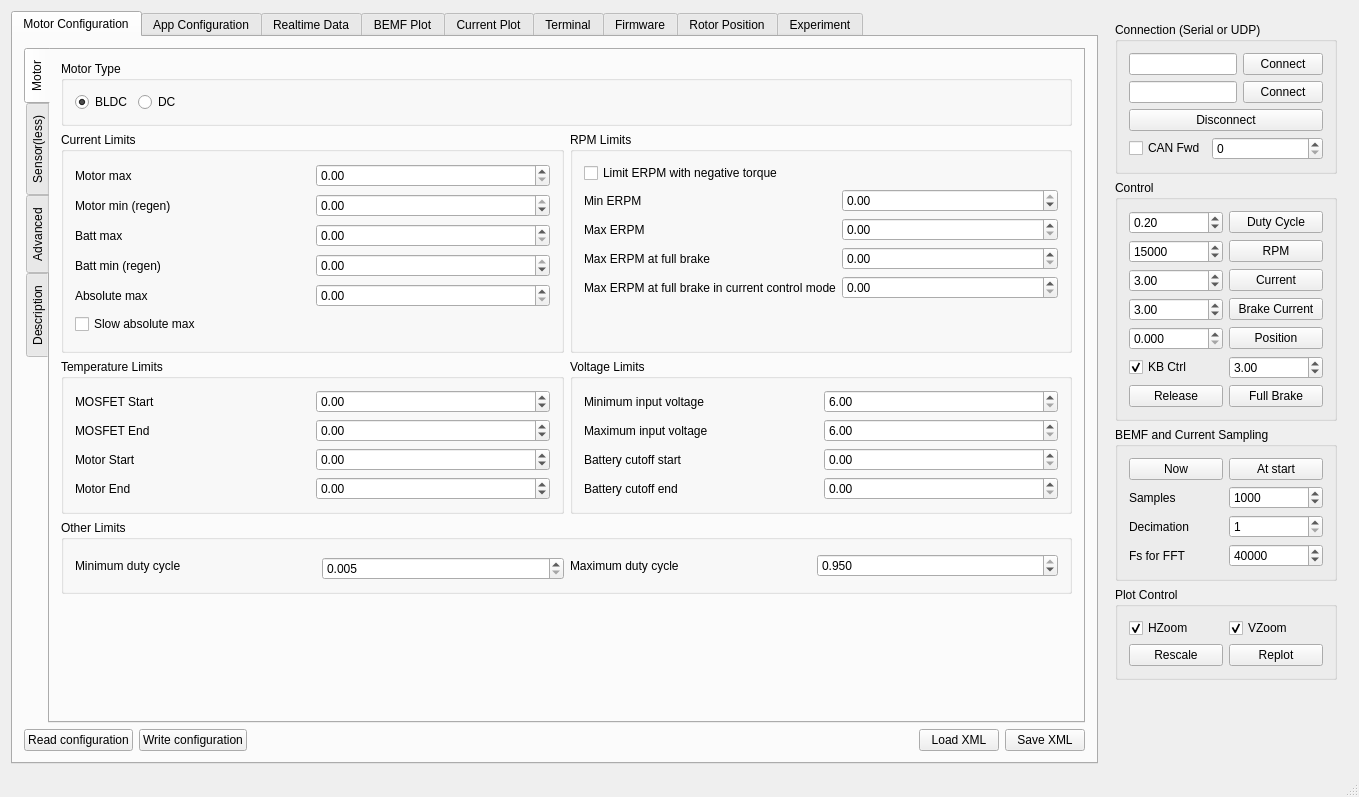
Old version of the form mainwindow.ui in the repository vedderb/bldc-tool.
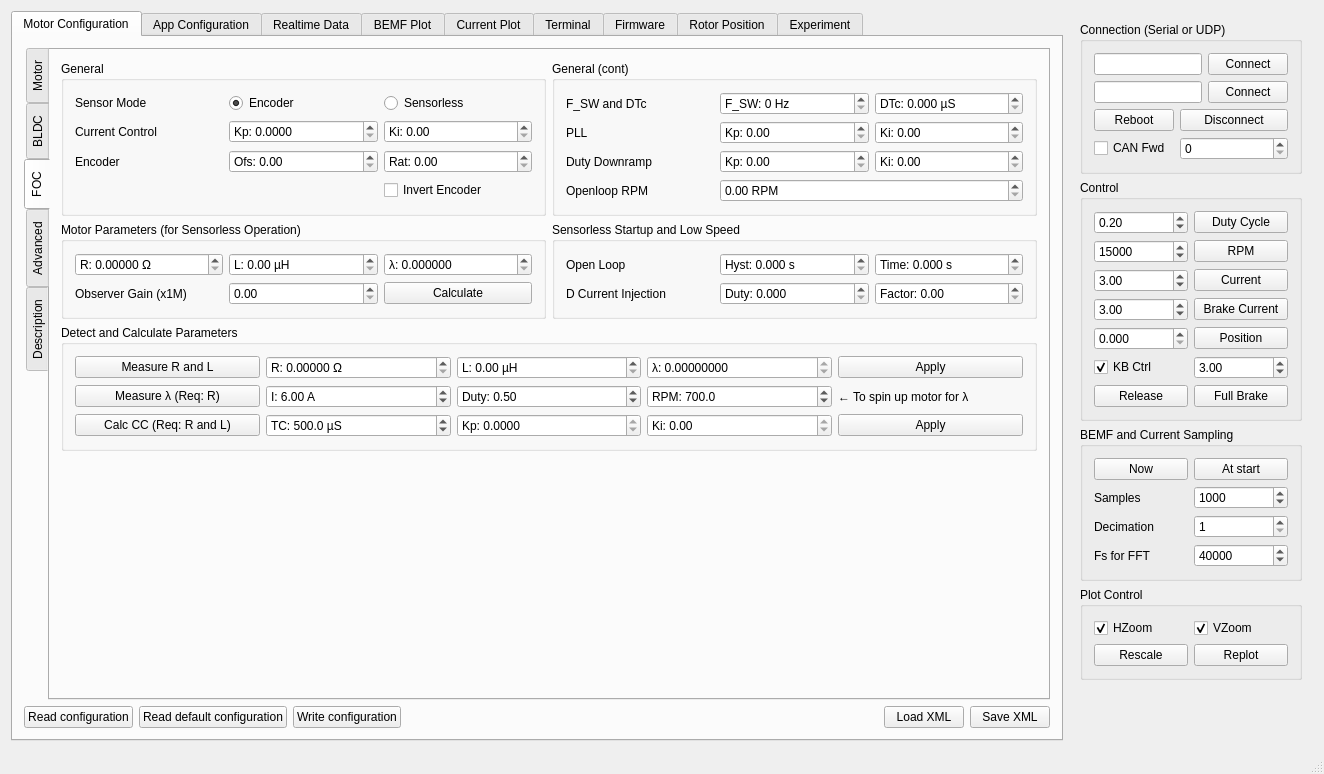
New version of the form. The open tabs and pages were chosen to show the change. Custom widgets are drawn as their Qt base class.

```diff
--- a/mainwindow.ui
+++ b/mainwindow.ui
@@ -6,8 +6,8 @@
    <rect>
     <x>0</x>
     <y>0</y>
-    <width>1359</width>
-    <height>797</height>
+    <width>1324</width>
+    <height>771</height>
    </rect>
   </property>
   <property name="sizePolicy">
@@ -126,6 +126,9 @@
                      </item>
                      <item row="3" column="1">
                       <widget class="QDoubleSpinBox" name="mcconfLimCurrentInMinBox">
+                       <property name="suffix">
+                        <string> A</string>
+                       </property>
                        <property name="minimum">
                         <double>-200.000000000000000</double>
                        </property>
@@ -150,6 +153,9 @@
                      </item>
                      <item row="4" column="1">
                       <widget class="QDoubleSpinBox" name="mcconfLimCurrentAbsMaxBox">
+                       <property name="suffix">
+                        <string> A</string>
+                       </property>
                        <property name="maximum">
                         <double>240.000000000000000</double>
                        </property>
@@ -157,6 +163,9 @@
                      </item>
                      <item row="1" column="1">
                       <widget class="QDoubleSpinBox" name="mcconfLimCurrentMinBox">
+                       <property name="suffix">
+                        <string> A</string>
+                       </property>
                        <property name="minimum">
                         <double>-200.000000000000000</double>
                        </property>
@@ -167,6 +176,9 @@
                      </item>
                      <item row="2" column="1">
                       <widget class="QDoubleSpinBox" name="mcconfLimCurrentInMaxBox">
+                       <property name="suffix">
+                        <string> A</string>
+                       </property>
                        <property name="maximum">
                         <double>200.000000000000000</double>
                        </property>
@@ -181,6 +193,9 @@
                      </item>
                      <item row="0" column="1">
                       <widget class="QDoubleSpinBox" name="mcconfLimCurrentMaxBox">
+                       <property name="suffix">
+                        <string> A</string>
+                       </property>
                        <property name="maximum">
                         <double>200.000000000000000</double>
                        </property>
@@ -207,7 +222,7 @@
                    </sizepolicy>
                   </property>
                   <property name="title">
-                   <string>RPM Limits</string>
+                   <string>RPM Limits (BLDC Only)</string>
                   </property>
                   <layout class="QHBoxLayout" name="horizontalLayout_19">
                    <item>
@@ -323,6 +338,9 @@
                    </item>
                    <item row="0" column="1">
                     <widget class="QDoubleSpinBox" name="mcconfLimTempFetStartBox">
+                     <property name="suffix">
+                      <string> °C</string>
+                     </property>
                      <property name="minimum">
                       <double>-100.000000000000000</double>
                      </property>
@@ -343,6 +361,9 @@
                    </item>
                    <item row="1" column="1">
                     <widget class="QDoubleSpinBox" name="mcconfLimTempFetEndBox">
+                     <property name="suffix">
+                      <string> °C</string>
+                     </property>
                      <property name="minimum">
                       <double>-100.000000000000000</double>
                      </property>
@@ -363,6 +384,9 @@
                    </item>
                    <item row="2" column="1">
                     <widget class="QDoubleSpinBox" name="mcconfLimTempMotorStartBox">
+                     <property name="suffix">
+                      <string> °C</string>
+                     </property>
                      <property name="minimum">
                       <double>-100.000000000000000</double>
                      </property>
@@ -383,6 +407,9 @@
                    </item>
                    <item row="3" column="1">
                     <widget class="QDoubleSpinBox" name="mcconfLimTempMotorEndBox">
+                     <property name="suffix">
+                      <string> °C</string>
+                     </property>
                      <property name="minimum">
                       <double>-100.000000000000000</double>
                      </property>
@@ -428,6 +455,9 @@
                      </item>
                      <item row="0" column="1">
                       <widget class="QDoubleSpinBox" name="mcconfLimMinVinBox">
+                       <property name="suffix">
+                        <string> V</string>
+                       </property>
                        <property name="minimum">
                         <double>6.000000000000000</double>
                        </property>
@@ -438,6 +468,9 @@
                      </item>
                      <item row="1" column="1">
                       <widget class="QDoubleSpinBox" name="mcconfLimMaxVinBox">
+                       <property name="suffix">
+                        <string> V</string>
+                       </property>
                        <property name="minimum">
                         <double>6.000000000000000</double>
                        </property>
@@ -454,10 +487,18 @@
                       </widget>
                      </item>
                      <item row="2" column="1">
-                      <widget class="QDoubleSpinBox" name="mcconfLimBatteryCutStartBox"/>
+                      <widget class="QDoubleSpinBox" name="mcconfLimBatteryCutStartBox">
+                       <property name="suffix">
+                        <string> V</string>
+                       </property>
+                      </widget>
                      </item>
                      <item row="3" column="1">
-                      <widget class="QDoubleSpinBox" name="mcconfLimBatteryCutEndBox"/>
+                      <widget class="QDoubleSpinBox" name="mcconfLimBatteryCutEndBox">
+                       <property name="suffix">
+                        <string> V</string>
+                       </property>
+                      </widget>
                      </item>
                     </layout>
                    </item>
@@ -541,7 +582,7 @@
             </widget>
             <widget class="QWidget" name="tab_13">
              <attribute name="title">
-              <string>Sensor(less)</string>
+              <string>BLDC</string>
              </attribute>
              <layout class="QVBoxLayout" name="verticalLayout_27">
               <item>
@@ -1072,6 +1113,684 @@
               </item>
              </layout>
             </widget>
+            <widget class="QWidget" name="tab_24">
+             <attribute name="title">
+              <string>FOC</string>
+             </attribute>
+             <layout class="QVBoxLayout" name="verticalLayout_29">
+              <item>
+               <layout class="QGridLayout" name="gridLayout_43">
+                <item row="1" column="0">
+                 <widget class="QGroupBox" name="groupBox_40">
+                  <property name="title">
+                   <string>Motor Parameters (for Sensorless Operation)</string>
+                  </property>
+                  <layout class="QGridLayout" name="gridLayout_41">
+                   <item row="4" column="1">
+                    <widget class="QDoubleSpinBox" name="mcconfFocObserverGainBox">
+                     <property name="maximum">
+                      <double>100000.000000000000000</double>
+                     </property>
+                     <property name="singleStep">
+                      <double>1.000000000000000</double>
+                     </property>
+                    </widget>
+                   </item>
+                   <item row="4" column="0">
+                    <widget class="QLabel" name="label_98">
+                     <property name="text">
+                      <string>Observer Gain (x1M)</string>
+                     </property>
+                    </widget>
+                   </item>
+                   <item row="4" column="2">
+                    <widget class="QPushButton" name="mcconfFocObserverGainCalcButton">
+                     <property name="text">
+                      <string>Calculate</string>
+                     </property>
+                    </widget>
+                   </item>
+                   <item row="1" column="0">
+                    <widget class="QDoubleSpinBox" name="mcconfFocMotorRBox">
+                     <property name="prefix">
+                      <string>R: </string>
+                     </property>
+                     <property name="suffix">
+                      <string> Ω</string>
+                     </property>
+                     <property name="decimals">
+                      <number>5</number>
+                     </property>
+                     <property name="maximum">
+                      <double>1000.000000000000000</double>
+                     </property>
+                     <property name="singleStep">
+                      <double>0.001000000000000</double>
+                     </property>
+                    </widget>
+                   </item>
+                   <item row="1" column="1">
+                    <widget class="QDoubleSpinBox" name="mcconfFocMotorLBox">
+                     <property name="prefix">
+                      <string>L: </string>
+                     </property>
+                     <property name="suffix">
+                      <string> µH</string>
+                     </property>
+                     <property name="decimals">
+                      <number>2</number>
+                     </property>
+                     <property name="maximum">
+                      <double>1000000.000000000000000</double>
+                     </property>
+                    </widget>
+                   </item>
+                   <item row="1" column="2">
+                    <widget class="QDoubleSpinBox" name="mcconfFocMotorLinkageBox">
+                     <property name="prefix">
+                      <string>λ: </string>
+                     </property>
+                     <property name="decimals">
+                      <number>6</number>
+                     </property>
+                     <property name="maximum">
+                      <double>1000.000000000000000</double>
+                     </property>
+                     <property name="singleStep">
+                      <double>0.000100000000000</double>
+                     </property>
+                    </widget>
+                   </item>
+                  </layout>
+                 </widget>
+                </item>
+                <item row="1" column="1">
+                 <widget class="QGroupBox" name="groupBox_43">
+                  <property name="title">
+                   <string>Sensorless Startup and Low Speed</string>
+                  </property>
+                  <layout class="QGridLayout" name="gridLayout_44">
+                   <item row="1" column="2">
+                    <widget class="QDoubleSpinBox" name="mcconfFocDCurrentFactorBox">
+                     <property name="toolTip">
+                      <string>&lt;html&gt;&lt;head/&gt;&lt;body&gt;&lt;p&gt;The maximum factor between the D axis and Q axis current.&lt;/p&gt;&lt;/body&gt;&lt;/html&gt;</string>
+                     </property>
+                     <property name="prefix">
+                      <string>Factor: </string>
+                     </property>
+                     <property name="singleStep">
+                      <double>0.100000000000000</double>
+                     </property>
+                    </widget>
+                   </item>
+                   <item row="0" column="1">
+                    <widget class="QDoubleSpinBox" name="mcconfFocSlOpenloopHystBox">
+                     <property name="toolTip">
+                      <string>&lt;html&gt;&lt;head/&gt;&lt;body&gt;&lt;p&gt;If the filtered RPM has been below openloop RPM for this amount of time, the motor will rotate in open loop with openloop RPM.&lt;/p&gt;&lt;/body&gt;&lt;/html&gt;</string>
+                     </property>
+                     <property name="prefix">
+                      <string>Hyst: </string>
+                     </property>
+                     <property name="suffix">
+                      <string> s</string>
+                     </property>
+                     <property name="decimals">
+                      <number>3</number>
+                     </property>
+                     <property name="maximum">
+                      <double>200.000000000000000</double>
+                     </property>
+                     <property name="singleStep">
+                      <double>0.100000000000000</double>
+                     </property>
+                    </widget>
+                   </item>
+                   <item row="0" column="0">
+                    <widget class="QLabel" name="label_105">
+                     <property name="text">
+                      <string>Open Loop</string>
+                     </property>
+                    </widget>
+                   </item>
+                   <item row="1" column="0">
+                    <widget class="QLabel" name="label_107">
+                     <property name="text">
+                      <string>D Current Injection</string>
+                     </property>
+                    </widget>
+                   </item>
+                   <item row="1" column="1">
+                    <widget class="QDoubleSpinBox" name="mcconfFocDCurrentDutyBox">
+                     <property name="toolTip">
+                      <string>&lt;html&gt;&lt;head/&gt;&lt;body&gt;&lt;p&gt;Inject D axis current below this duty cycle.&lt;/p&gt;&lt;/body&gt;&lt;/html&gt;</string>
+                     </property>
+                     <property name="prefix">
+                      <string>Duty: </string>
+                     </property>
+                     <property name="decimals">
+                      <number>3</number>
+                     </property>
+                     <property name="maximum">
+                      <double>1.000000000000000</double>
+                     </property>
+                     <property name="singleStep">
+                      <double>0.010000000000000</double>
+                     </property>
+                    </widget>
+                   </item>
+                   <item row="0" column="2">
+                    <widget class="QDoubleSpinBox" name="mcconfFocSlOpenloopTimeBox">
+                     <property name="toolTip">
+                      <string>&lt;html&gt;&lt;head/&gt;&lt;body&gt;&lt;p&gt;Time to remain in open loop before entering closed loop.&lt;/p&gt;&lt;/body&gt;&lt;/html&gt;</string>
+                     </property>
+                     <property name="prefix">
+                      <string>Time: </string>
+                     </property>
+                     <property name="suffix">
+                      <string> s</string>
+                     </property>
+                     <property name="decimals">
+                      <number>3</number>
+                     </property>
+                     <property name="maximum">
+                      <double>200.000000000000000</double>
+                     </property>
+                     <property name="singleStep">
+                      <double>0.100000000000000</double>
+                     </property>
+                    </widget>
+                   </item>
+                  </layout>
+                 </widget>
+                </item>
+                <item row="0" column="1">
+                 <widget class="QGroupBox" name="groupBox_41">
+                  <property name="title">
+                   <string>General (cont)</string>
+                  </property>
+                  <layout class="QGridLayout" name="gridLayout_40">
+                   <item row="7" column="0">
+                    <widget class="QLabel" name="label_104">
+                     <property name="text">
+                      <string>Openloop RPM</string>
+                     </property>
+                    </widget>
+                   </item>
+                   <item row="5" column="1">
+                    <widget class="QDoubleSpinBox" name="mcconfFocPllKpBox">
+                     <property name="prefix">
+                      <string>Kp: </string>
+                     </property>
+                     <property name="maximum">
+                      <double>100000.000000000000000</double>
+                     </property>
+                    </widget>
+                   </item>
+                   <item row="6" column="2">
+                    <widget class="QDoubleSpinBox" name="mcconfFocDutyDownrampKiBox">
+                     <property name="prefix">
+                      <string>Ki: </string>
+                     </property>
+                     <property name="maximum">
+                      <double>100000.000000000000000</double>
+                     </property>
+                    </widget>
+                   </item>
+                   <item row="6" column="0">
+                    <widget class="QLabel" name="label_103">
+                     <property name="text">
+                      <string>Duty Downramp</string>
+                     </property>
+                    </widget>
+                   </item>
+                   <item row="5" column="2">
+                    <widget class="QDoubleSpinBox" name="mcconfFocPllKiBox">
+                     <property name="prefix">
+                      <string>Ki: </string>
+                     </property>
+                     <property name="decimals">
+                      <number>2</number>
+                     </property>
+                     <property name="maximum">
+                      <double>1000000.000000000000000</double>
+                     </property>
+                     <property name="singleStep">
+                      <double>1000.000000000000000</double>
+                     </property>
+                    </widget>
+                   </item>
+                   <item row="5" column="0">
+                    <widget class="QLabel" name="label_90">
+                     <property name="text">
+                      <string>PLL</string>
+                     </property>
+                    </widget>
+                   </item>
+                   <item row="7" column="1" colspan="2">
+                    <widget class="QDoubleSpinBox" name="mcconfFocOpenloopRpmBox">
+                     <property name="keyboardTracking">
+                      <bool>false</bool>
+                     </property>
+                     <property name="prefix">
+                      <string/>
+                     </property>
+                     <property name="suffix">
+                      <string> RPM</string>
+                     </property>
+                     <property name="maximum">
+                      <double>100000.000000000000000</double>
+                     </property>
+                     <property name="singleStep">
+                      <double>10.000000000000000</double>
+                     </property>
+                    </widget>
+                   </item>
+                   <item row="6" column="1">
+                    <widget class="QDoubleSpinBox" name="mcconfFocDutyDownrampKpBox">
+                     <property name="prefix">
+                      <string>Kp: </string>
+                     </property>
+                     <property name="maximum">
+                      <double>10000.000000000000000</double>
+                     </property>
+                    </widget>
+                   </item>
+                   <item row="4" column="2">
+                    <widget class="QDoubleSpinBox" name="mcconfFocDtCompBox">
+                     <property name="toolTip">
+                      <string>&lt;html&gt;&lt;head/&gt;&lt;body&gt;&lt;p&gt;Dead time compensation. Getting this value right is important for the low speed performance of the sensorless observer.&lt;/p&gt;&lt;/body&gt;&lt;/html&gt;</string>
+                     </property>
+                     <property name="prefix">
+                      <string>DTc: </string>
+                     </property>
+                     <property name="suffix">
+                      <string> µS</string>
+                     </property>
+                     <property name="decimals">
+                      <number>3</number>
+                     </property>
+                     <property name="maximum">
+                      <double>10000.000000000000000</double>
+                     </property>
+                     <property name="singleStep">
+                      <double>0.010000000000000</double>
+                     </property>
+                    </widget>
+                   </item>
+                   <item row="4" column="1">
+                    <widget class="QSpinBox" name="mcconfFocFSwBox">
+                     <property name="toolTip">
+                      <string>Switching Frequency</string>
+                     </property>
+                     <property name="suffix">
+                      <string> Hz</string>
+                     </property>
+                     <property name="prefix">
+                      <string>F_SW: </string>
+                     </property>
+                     <property name="maximum">
+                      <number>100000</number>
+                     </property>
+                     <property name="singleStep">
+                      <number>100</number>
+                     </property>
+                    </widget>
+                   </item>
+                   <item row="4" column="0">
+                    <widget class="QLabel" name="label_94">
+                     <property name="text">
+                      <string>F_SW and DTc</string>
+                     </property>
+                    </widget>
+                   </item>
+                  </layout>
+                 </widget>
+                </item>
+                <item row="0" column="0">
+                 <widget class="QGroupBox" name="groupBox_39">
+                  <property name="title">
+                   <string>General</string>
+                  </property>
+                  <layout class="QGridLayout" name="gridLayout_39">
+                   <item row="2" column="0">
+                    <widget class="QLabel" name="label_89">
+                     <property name="text">
+                      <string>Current Control</string>
+                     </property>
+                    </widget>
+                   </item>
+                   <item row="2" column="1">
+                    <widget class="QDoubleSpinBox" name="mcconfFocCurrKpBox">
+                     <property name="prefix">
+                      <string>Kp: </string>
+                     </property>
+                     <property name="decimals">
+                      <number>4</number>
+                     </property>
+                     <property name="maximum">
+                      <double>1000.000000000000000</double>
+                     </property>
+                     <property name="singleStep">
+                      <double>0.010000000000000</double>
+                     </property>
+                    </widget>
+                   </item>
+                   <item row="2" column="2">
+                    <widget class="QDoubleSpinBox" name="mcconfFocCurrKiBox">
+                     <property name="prefix">
+                      <string>Ki: </string>
+                     </property>
+                     <property name="maximum">
+                      <double>100000.000000000000000</double>
+                     </property>
+                    </widget>
+                   </item>
+                   <item row="4" column="0">
+                    <widget class="QLabel" name="label_92">
+                     <property name="text">
+                      <string>Encoder</string>
+                     </property>
+                    </widget>
+                   </item>
+                   <item row="4" column="1">
+                    <widget class="QDoubleSpinBox" name="mcconfFocEncoderOffsetBox">
+                     <property name="prefix">
+                      <string>Ofs: </string>
+                     </property>
+                     <property name="maximum">
+                      <double>360.000000000000000</double>
+                     </property>
+                    </widget>
+                   </item>
+                   <item row="0" column="2">
+                    <widget class="QRadioButton" name="mcconfFocModeSensorlessButton">
+                     <property name="text">
+                      <string>Sensorless</string>
+                     </property>
+                    </widget>
+                   </item>
+                   <item row="0" column="0">
+                    <widget class="QLabel" name="label_101">
+                     <property name="text">
+                      <string>Sensor Mode</string>
+                     </property>
+                    </widget>
+                   </item>
+                   <item row="0" column="1">
+                    <widget class="QRadioButton" name="mcconfFocModeEncoderButton">
+                     <property name="text">
+                      <string>Encoder</string>
+                     </property>
+                     <property name="checked">
+                      <bool>true</bool>
+                     </property>
+                    </widget>
+                   </item>
+                   <item row="4" column="2">
+                    <widget class="QDoubleSpinBox" name="mcconfFocEncoderRatioBox">
+                     <property name="prefix">
+                      <string>Rat: </string>
+                     </property>
+                     <property name="maximum">
+                      <double>500.000000000000000</double>
+                     </property>
+                    </widget>
+                   </item>
+                   <item row="5" column="2">
+                    <widget class="QCheckBox" name="mcconfFocEncoderInvertedBox">
+                     <property name="text">
+                      <string>Invert Encoder</string>
+                     </property>
+                    </widget>
+                   </item>
+                  </layout>
+                 </widget>
+                </item>
+                <item row="2" column="0" colspan="2">
+                 <widget class="QGroupBox" name="groupBox_44">
+                  <property name="title">
+                   <string>Detect and Calculate Parameters</string>
+                  </property>
+                  <layout class="QGridLayout" name="gridLayout_45">
+                   <item row="3" column="1">
+                    <widget class="QDoubleSpinBox" name="mcconfFocCalcCCTcBox">
+                     <property name="prefix">
+                      <string>TC: </string>
+                     </property>
+                     <property name="suffix">
+                      <string> µS</string>
+                     </property>
+                     <property name="decimals">
+                      <number>1</number>
+                     </property>
+                     <property name="maximum">
+                      <double>100000.000000000000000</double>
+                     </property>
+                     <property name="singleStep">
+                      <double>10.000000000000000</double>
+                     </property>
+                     <property name="value">
+                      <double>500.000000000000000</double>
+                     </property>
+                    </widget>
+                   </item>
+                   <item row="2" column="2">
+                    <widget class="QDoubleSpinBox" name="mcconfFocDetectDutyBox">
+                     <property name="toolTip">
+                      <string>For measuring flux linkage:  Duty cycle to measure flux linkage at.</string>
+                     </property>
+                     <property name="prefix">
+                      <string>Duty: </string>
+                     </property>
+                     <property name="maximum">
+                      <double>1.000000000000000</double>
+                     </property>
+                     <property name="singleStep">
+                      <double>0.010000000000000</double>
+                     </property>
+                     <property name="value">
+                      <double>0.500000000000000</double>
+                     </property>
+                    </widget>
+                   </item>
+                   <item row="2" column="1">
+                    <widget class="QDoubleSpinBox" name="mcconfFocDetectCurrentBox">
+                     <property name="toolTip">
+                      <string>For measuring flux linkage:  The current to use.</string>
+                     </property>
+                     <property name="prefix">
+                      <string>I: </string>
+                     </property>
+                     <property name="suffix">
+                      <string> A</string>
+                     </property>
+                     <property name="maximum">
+                      <double>150.000000000000000</double>
+                     </property>
+                     <property name="value">
+                      <double>6.000000000000000</double>
+                     </property>
+                    </widget>
+                   </item>
+                   <item row="2" column="3">
+                    <widget class="QDoubleSpinBox" name="mcconfFocDetectMinRpmBox">
+                     <property name="toolTip">
+                      <string>For measuring flux linkage: The minimum RPM to start the motor with.</string>
+                     </property>
+                     <property name="prefix">
+                      <string>RPM: </string>
+                     </property>
+                     <property name="decimals">
+                      <number>1</number>
+                     </property>
+                     <property name="maximum">
+                      <double>10000.000000000000000</double>
+                     </property>
+                     <property name="singleStep">
+                      <double>10.000000000000000</double>
+                     </property>
+                     <property name="value">
+                      <double>700.000000000000000</double>
+                     </property>
+                    </widget>
+                   </item>
+                   <item row="2" column="0">
+                    <widget class="QPushButton" name="mcconfFocMeasureLinkageButton">
+                     <property name="toolTip">
+                      <string>&lt;html&gt;&lt;head/&gt;&lt;body&gt;&lt;p&gt;Spin up the motor using BLDC delay commutation and measure the flux linkage. The motor resistance is required to compensate for load, so it should be measured or entered first.&lt;/p&gt;&lt;/body&gt;&lt;/html&gt;</string>
+                     </property>
+                     <property name="text">
+                      <string>Measure λ (Req: R)</string>
+                     </property>
+                    </widget>
+                   </item>
+                   <item row="0" column="0">
+                    <widget class="QPushButton" name="mcconfFocMeasureRLButton">
+                     <property name="toolTip">
+                      <string>Measure the motor resistance and inductance.</string>
+                     </property>
+                     <property name="text">
+                      <string>Measure R and L</string>
+                     </property>
+                    </widget>
+                   </item>
+                   <item row="0" column="1">
+                    <widget class="QDoubleSpinBox" name="mcconfFocDetectRBox">
+                     <property name="prefix">
+                      <string>R: </string>
+                     </property>
+                     <property name="suffix">
+                      <string> Ω</string>
+                     </property>
+                     <property name="decimals">
+                      <number>5</number>
+                     </property>
+                     <property name="maximum">
+                      <double>1000.000000000000000</double>
+                     </property>
+                     <property name="singleStep">
+                      <double>0.001000000000000</double>
+                     </property>
+                    </widget>
+                   </item>
+                   <item row="0" column="2">
+                    <widget class="QDoubleSpinBox" name="mcconfFocDetectLBox">
+                     <property name="prefix">
+                      <string>L: </string>
+                     </property>
+                     <property name="suffix">
+                      <string> µH</string>
+                     </property>
+                     <property name="maximum">
+                      <double>100000.000000000000000</double>
+                     </property>
+                    </widget>
+                   </item>
+                   <item row="0" column="3">
+                    <widget class="QDoubleSpinBox" name="mcconfFocDetectLinkageBox">
+                     <property name="readOnly">
+                      <bool>true</bool>
+                     </property>
+                     <property name="prefix">
+                      <string>λ: </string>
+                     </property>
+                     <property name="decimals">
+                      <number>8</number>
+                     </property>
+                     <property name="maximum">
+                      <double>100.000000000000000</double>
+                     </property>
+                     <property name="singleStep">
+                      <double>0.000100000000000</double>
+                     </property>
+                     <property name="value">
+                      <double>0.000000000000000</double>
+                     </property>
+                    </widget>
+                   </item>
+                   <item row="0" column="4">
+                    <widget class="QPushButton" name="mcconfFocApplyRLLambdaButton">
+                     <property name="text">
+                      <string>Apply</string>
+                     </property>
+                    </widget>
+                   </item>
+                   <item row="3" column="0">
+                    <widget class="QPushButton" name="mcconfFocCalcCCButton">
+                     <property name="text">
+                      <string>Calc CC (Req: R and L)</string>
+                     </property>
+                    </widget>
+                   </item>
+                   <item row="3" column="3">
+                    <widget class="QDoubleSpinBox" name="mcconfFocCalcKiBox">
+                     <property name="readOnly">
+                      <bool>true</bool>
+                     </property>
+                     <property name="prefix">
+                      <string>Ki: </string>
+                     </property>
+                     <property name="maximum">
+                      <double>100000.000000000000000</double>
+                     </property>
+                    </widget>
+                   </item>
+                   <item row="3" column="4">
+                    <widget class="QPushButton" name="mcconfFocCalcCCApplyButton">
+                     <property name="text">
+                      <string>Apply</string>
+                     </property>
+                    </widget>
+                   </item>
+                   <item row="3" column="2">
+                    <widget class="QDoubleSpinBox" name="mcconfFocCalcKpBox">
+                     <property name="readOnly">
+                      <bool>true</bool>
+                     </property>
+                     <property name="prefix">
+                      <string>Kp: </string>
+                     </property>
+                     <property name="decimals">
+                      <number>4</number>
+                     </property>
+                     <property name="maximum">
+                      <double>1000.000000000000000</double>
+                     </property>
+                     <property name="singleStep">
+                      <double>0.010000000000000</double>
+                     </property>
+                    </widget>
+                   </item>
+                   <item row="2" column="4">
+                    <widget class="QLabel" name="label_93">
+                     <property name="text">
+                      <string>← To spin up motor for λ</string>
+                     </property>
+                    </widget>
+                   </item>
+                  </layout>
+                 </widget>
+                </item>
+               </layout>
+              </item>
+              <item>
+               <spacer name="verticalSpacer_17">
+                <property name="orientation">
+                 <enum>Qt::Vertical</enum>
+                </property>
+                <property name="sizeType">
+                 <enum>QSizePolicy::Expanding</enum>
+                </property>
+                <property name="sizeHint" stdset="0">
+                 <size>
+                  <width>20</width>
+                  <height>20</height>
+                 </size>
+                </property>
+               </spacer>
+              </item>
+             </layout>
+            </widget>
             <widget class="QWidget" name="tab_14">
              <attribute name="title">
               <string>Advanced</string>
@@ -1544,6 +2263,13 @@
               </property>
              </widget>
             </item>
+            <item>
+             <widget class="QPushButton" name="mcconfReadDefaultButton">
+              <property name="text">
+               <string>Read default configuration</string>
+              </property>
+             </widget>
+            </item>
             <item>
              <widget class="QPushButton" name="mcconfWriteButton">
               <property name="text">
@@ -2951,13 +3677,6 @@
               </property>
              </widget>
             </item>
-            <item>
-             <widget class="QPushButton" name="appconfRebootButton">
-              <property name="text">
-               <string>Reboot</string>
-              </property>
-             </widget>
-            </item>
             <item>
              <spacer name="horizontalSpacer_9">
               <property name="orientation">
@@ -4064,7 +4783,14 @@
             </property>
            </widget>
           </item>
-          <item row="2" column="0" colspan="3">
+          <item row="2" column="0">
+           <widget class="QPushButton" name="appconfRebootButton">
+            <property name="text">
+             <string>Reboot</string>
+            </property>
+           </widget>
+          </item>
+          <item row="2" column="1" colspan="2">
            <widget class="QPushButton" name="disconnectButton">
             <property name="text">
              <string>Disconnect</string>
```
Left out of the diff: 177 changed lines with no effect on the pictures.
